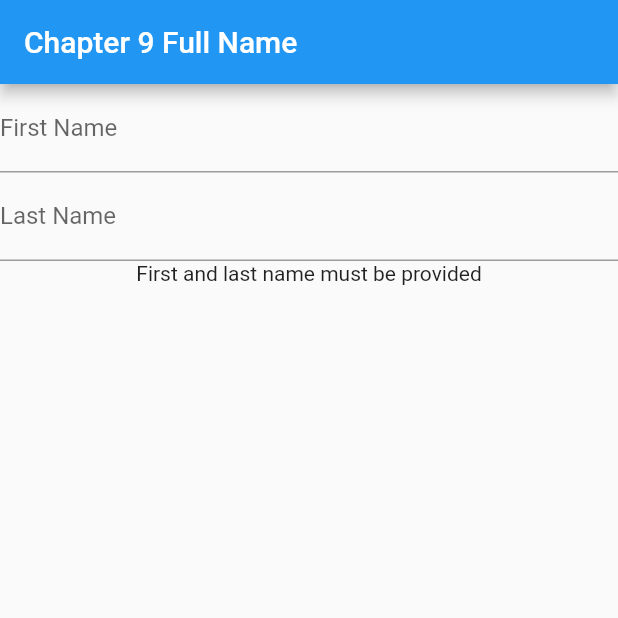
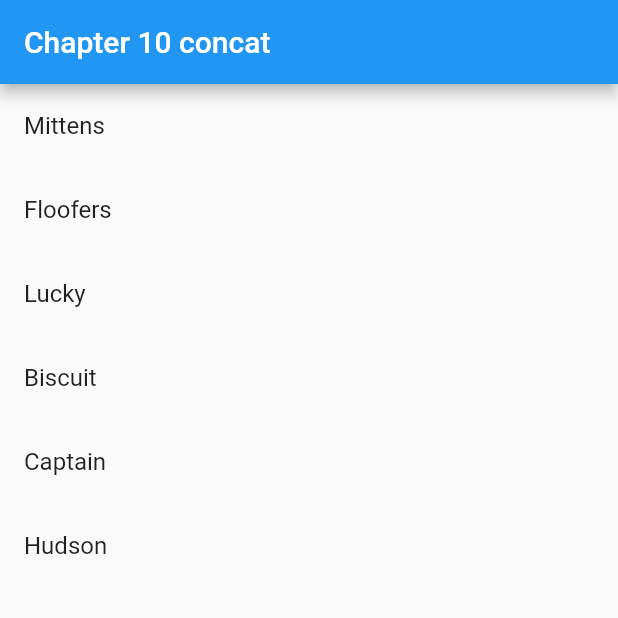
Before and after one commit to jinyongnan810/flutter_rx, a Flutter app: the screen it shows after launch, on a phone screen of 412 x 824 dp, the top half of it. Run offline on Flutter 3.47's test engine with Material 2 defaults, Android fonts, the light colour scheme and no system bars; our stand-ins replace rxdart.

Commit message:
chapter 10

```diff
--- /dev/null
+++ b/assets/cats.txt
@@ -0,0 +1,3 @@
+Mittens
+Floofers
+Lucky
--- /dev/null
+++ b/assets/dogs.txt
@@ -0,0 +1,3 @@
+Biscuit
+Captain
+Hudson
--- a/lib/main.dart
+++ b/lib/main.dart
@@ -1,7 +1,8 @@
+import 'dart:convert';
+
 import 'package:flutter/material.dart';
-import 'package:flutter_hooks/flutter_hooks.dart';
-import 'package:flutter_rx/async_snapshot_builder.dart';
-import 'package:flutter_rx/models/bloc.dart';
+import 'package:flutter/services.dart';
+import 'package:rxdart/rxdart.dart';
 
 void main() {
   runApp(const MyApp());
@@ -14,7 +15,7 @@ class MyApp extends StatelessWidget {
   @override
   Widget build(BuildContext context) {
     return MaterialApp(
-      title: 'Chapter 8',
+      title: 'Chapter 10 concat',
       theme: ThemeData(
         primarySwatch: Colors.blue,
       ),
@@ -23,33 +24,41 @@ class MyApp extends StatelessWidget {
   }
 }
 
-class HomePage extends HookWidget {
+Stream<String> getNames({required String path}) {
+  final names = rootBundle.loadString(path);
+  return Stream.fromFuture(names).transform(const LineSplitter());
+}
+
+Stream<String> getAllNames() => getNames(path: 'assets/cats.txt').concatWith(
+    [getNames(path: 'assets/dogs.txt')]).delay(const Duration(seconds: 2));
+
+class HomePage extends StatelessWidget {
   const HomePage({Key? key}) : super(key: key);
 
   @override
   Widget build(BuildContext context) {
-    final bloc = useMemoized(() => Bloc());
-    useEffect(() => bloc.dispose, [key]);
     return Scaffold(
-      appBar: AppBar(title: const Text('Chapter 9 Full Name')),
-      body: Column(children: [
-        TextField(
-          decoration: const InputDecoration(label: Text('First Name')),
-          onChanged: (first) => bloc.setFirst.add(first),
-        ),
-        TextField(
-          decoration: const InputDecoration(label: Text('Last Name')),
-          onChanged: (last) => bloc.setLast.add(last),
-        ),
-        AsyncSnapshotBuilder<String>(
-            stream: bloc.full,
-            onActive: (ctx, snapShot) {
-              final fullName = snapShot ?? '';
-              return Center(
-                child: Text(fullName),
+      appBar: AppBar(title: const Text('Chapter 10 concat')),
+      // to string makes a stream to become a future that waits for all the events and return list
+      body: FutureBuilder<List<String>>(
+        future: getAllNames().toList(),
+        builder: (ctx, snapshot) {
+          switch (snapshot.connectionState) {
+            case ConnectionState.none:
+            case ConnectionState.waiting:
+            case ConnectionState.active:
+              return const CircularProgressIndicator();
+            case ConnectionState.done:
+              final names = snapshot.data ?? [];
+              return ListView.builder(
+                itemBuilder: ((context, index) => ListTile(
+                      title: Text(names[index]),
+                    )),
+                itemCount: names.length,
               );
-            }),
-      ]),
+          }
+        },
+      ),
     );
   }
 }
```
Also changed, not shown: pubspec.yaml (+4 -3 lines), 1 other file.
